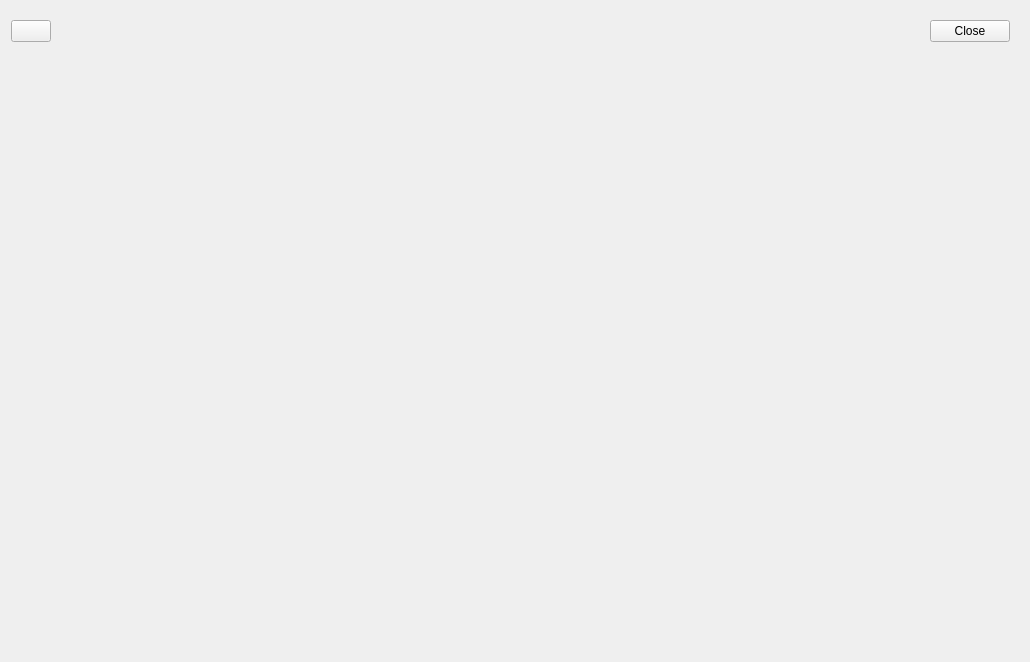
Qt form app/appcmn_qt/gmview.ui (tomojitakasu/RTKLIB) before a commit.
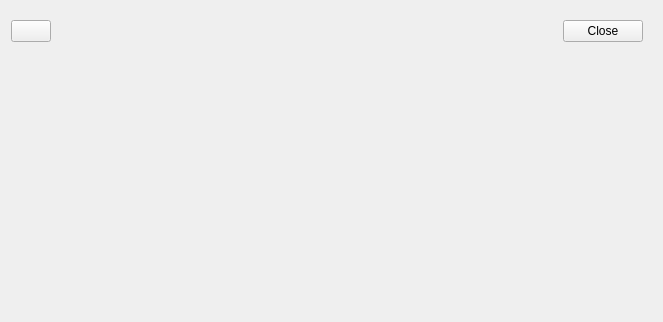
The same form after that commit. Icons and pictures are not drawn.

```diff
--- a/app/appcmn_qt/gmview.ui
+++ b/app/appcmn_qt/gmview.ui
@@ -6,8 +6,8 @@
    <rect>
     <x>0</x>
     <y>0</y>
-    <width>1030</width>
-    <height>662</height>
+    <width>663</width>
+    <height>322</height>
    </rect>
   </property>
   <property name="windowTitle">
```
